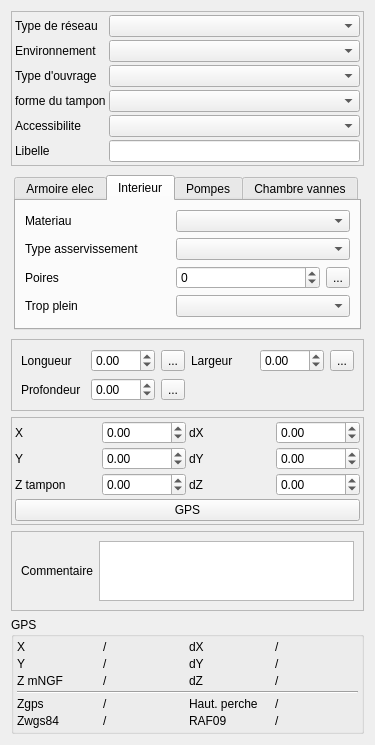
Before: the Qt Designer form Lamia/iface/qgiswidget/tools/toolprepro/base2_assainissement/lamiabaseassainissement_noeud_tool_ui_2018SNCF.ui in Artelia/Lamia, drawn with Qt 5.
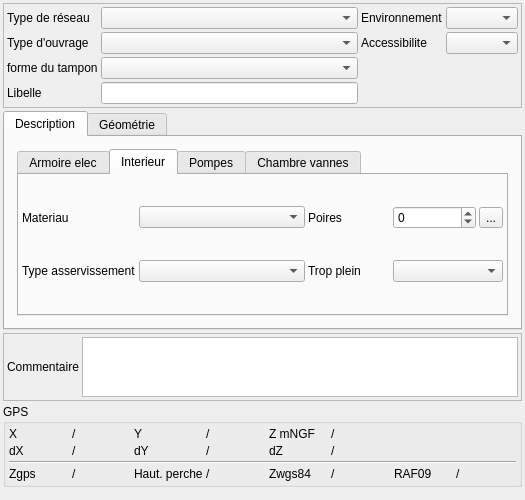
After: the same form once the commit is applied. The open tabs and pages were chosen to show the change.

What changed in the file:
```diff
--- a/Lamia/iface/qgiswidget/tools/toolprepro/base2_assainissement/lamiabaseassainissement_noeud_tool_ui_2018SNCF.ui
+++ b/Lamia/iface/qgiswidget/tools/toolprepro/base2_assainissement/lamiabaseassainissement_noeud_tool_ui_2018SNCF.ui
@@ -6,14 +6,29 @@
    <rect>
     <x>0</x>
     <y>0</y>
-    <width>375</width>
-    <height>677</height>
+    <width>525</width>
+    <height>500</height>
    </rect>
   </property>
   <property name="windowTitle">
    <string>Form</string>
   </property>
   <layout class="QVBoxLayout" name="verticalLayout">
+   <property name="spacing">
+    <number>3</number>
+   </property>
+   <property name="leftMargin">
+    <number>3</number>
+   </property>
+   <property name="topMargin">
+    <number>3</number>
+   </property>
+   <property name="rightMargin">
+    <number>3</number>
+   </property>
+   <property name="bottomMargin">
+    <number>3</number>
+   </property>
    <item>
     <widget class="QFrame" name="frame">
      <property name="frameShape">
@@ -23,18 +38,26 @@
       <enum>QFrame::Raised</enum>
      </property>
      <layout class="QGridLayout" name="gridLayout">
-      <property name="margin">
+      <property name="leftMargin">
+       <number>3</number>
+      </property>
+      <property name="topMargin">
+       <number>3</number>
+      </property>
+      <property name="rightMargin">
+       <number>3</number>
+      </property>
+      <property name="bottomMargin">
        <number>3</number>
       </property>
       <property name="spacing">
        <number>3</number>
       </property>
-      <item row="1" column="0">
-       <widget class="QLabel" name="label_8">
-        <property name="text">
-         <string>Environnement</string>
-        </property>
-       </widget>
+      <item row="0" column="1">
+       <widget class="QComboBox" name="comboBox_typeReseau"/>
+      </item>
+      <item row="3" column="1">
+       <widget class="QComboBox" name="comboBox_Formetampon"/>
       </item>
       <item row="3" column="0">
        <widget class="QLabel" name="label_25">
@@ -43,22 +66,6 @@
         </property>
        </widget>
       </item>
-      <item row="4" column="0">
-       <widget class="QLabel" name="label_3">
-        <property name="text">
-         <string>Accessibilite</string>
-        </property>
-       </widget>
-      </item>
-      <item row="4" column="1">
-       <widget class="QComboBox" name="comboBox_accessibilite"/>
-      </item>
-      <item row="0" column="1">
-       <widget class="QComboBox" name="comboBox_typeReseau"/>
-      </item>
-      <item row="2" column="1">
-       <widget class="QComboBox" name="comboBox_typeOuvrageAss"/>
-      </item>
       <item row="0" column="0">
        <widget class="QLabel" name="label_2">
         <property name="text">
@@ -73,12 +80,6 @@
         </property>
        </widget>
       </item>
-      <item row="3" column="1">
-       <widget class="QComboBox" name="comboBox_Formetampon"/>
-      </item>
-      <item row="1" column="1">
-       <widget class="QComboBox" name="comboBox_environnement"/>
-      </item>
       <item row="5" column="0">
        <widget class="QLabel" name="label_5">
         <property name="text">
@@ -86,6 +87,9 @@
         </property>
        </widget>
       </item>
+      <item row="2" column="1">
+       <widget class="QComboBox" name="comboBox_typeOuvrageAss"/>
+      </item>
       <item row="5" column="1">
        <widget class="QLineEdit" name="lineEdit_libelle">
         <property name="readOnly">
@@ -93,13 +97,43 @@
         </property>
        </widget>
       </item>
+      <item row="0" column="2">
+       <widget class="QLabel" name="label_8">
+        <property name="text">
+         <string>Environnement</string>
+        </property>
+       </widget>
+      </item>
+      <item row="0" column="3">
+       <widget class="QComboBox" name="comboBox_environnement"/>
+      </item>
+      <item row="2" column="2">
+       <widget class="QLabel" name="label_3">
+        <property name="text">
+         <string>Accessibilite</string>
+        </property>
+       </widget>
+      </item>
+      <item row="2" column="3">
+       <widget class="QComboBox" name="comboBox_accessibilite"/>
+      </item>
      </layout>
     </widget>
    </item>
+   <item>
+    <widget class="QTabWidget" name="tabWidget_2">
+     <property name="currentIndex">
+      <number>0</number>
+     </property>
+     <widget class="QWidget" name="tab_5">
+      <attribute name="title">
+       <string>Description</string>
+      </attribute>
+      <layout class="QVBoxLayout" name="verticalLayout_3">
    <item>
     <widget class="QStackedWidget" name="stackedWidget">
      <property name="currentIndex">
-      <number>0</number>
+          <number>1</number>
      </property>
      <widget class="QWidget" name="page_3">
       <layout class="QGridLayout" name="gridLayout_2">
@@ -140,39 +174,43 @@
        <property name="spacing">
         <number>3</number>
        </property>
-       <property name="margin">
+           <property name="leftMargin">
+            <number>3</number>
+           </property>
+           <property name="topMargin">
+            <number>3</number>
+           </property>
+           <property name="rightMargin">
+            <number>3</number>
+           </property>
+           <property name="bottomMargin">
         <number>3</number>
        </property>
        <item>
         <widget class="QTabWidget" name="tabWidget">
          <property name="currentIndex">
-          <number>1</number>
+              <number>0</number>
          </property>
          <widget class="QWidget" name="tab">
           <attribute name="title">
            <string>Armoire elec</string>
           </attribute>
           <layout class="QGridLayout" name="gridLayout_8">
-           <item row="1" column="1">
-            <widget class="QComboBox" name="comboBox_telegestion"/>
-           </item>
-           <item row="1" column="0">
-            <widget class="QLabel" name="label_34">
-             <property name="text">
-              <string>Telegestion</string>
-             </property>
-            </widget>
-           </item>
-           <item row="0" column="0">
-            <widget class="QLabel" name="label_32">
-             <property name="text">
-              <string>Armoire électrique</string>
-             </property>
-            </widget>
-           </item>
-           <item row="0" column="1">
-            <widget class="QComboBox" name="comboBox_posteelec"/>
-           </item>
+               <property name="leftMargin">
+                <number>3</number>
+               </property>
+               <property name="topMargin">
+                <number>3</number>
+               </property>
+               <property name="rightMargin">
+                <number>3</number>
+               </property>
+               <property name="bottomMargin">
+                <number>3</number>
+               </property>
+               <property name="horizontalSpacing">
+                <number>3</number>
+               </property>
            <item row="2" column="0">
             <widget class="QLabel" name="label_40">
              <property name="text">
@@ -180,7 +218,27 @@
              </property>
             </widget>
            </item>
-           <item row="2" column="1">
+               <item row="0" column="1">
+                <widget class="QComboBox" name="comboBox_posteelec"/>
+               </item>
+               <item row="0" column="0">
+                <widget class="QLabel" name="label_32">
+                 <property name="text">
+                  <string>Armoire électrique</string>
+                 </property>
+                </widget>
+               </item>
+               <item row="0" column="2">
+                <widget class="QLabel" name="label_34">
+                 <property name="text">
+                  <string>Telegestion</string>
+                 </property>
+                </widget>
+               </item>
+               <item row="0" column="3">
+                <widget class="QComboBox" name="comboBox_telegestion"/>
+               </item>
+               <item row="2" column="1" colspan="3">
             <widget class="QTextBrowser" name="textBrowser_telegestioncom">
              <property name="maximumSize">
               <size>
@@ -200,6 +258,21 @@
            <string>Interieur</string>
           </attribute>
           <layout class="QGridLayout" name="gridLayout_9">
+               <property name="leftMargin">
+                <number>3</number>
+               </property>
+               <property name="topMargin">
+                <number>3</number>
+               </property>
+               <property name="rightMargin">
+                <number>3</number>
+               </property>
+               <property name="bottomMargin">
+                <number>3</number>
+               </property>
+               <property name="spacing">
+                <number>3</number>
+               </property>
            <item row="0" column="0">
             <widget class="QLabel" name="label_31">
              <property name="text">
@@ -207,23 +280,12 @@
              </property>
             </widget>
            </item>
-           <item row="2" column="2">
-            <widget class="QToolButton" name="toolButton_poires">
-             <property name="text">
-              <string>...</string>
-             </property>
-            </widget>
+               <item row="1" column="1" colspan="2">
+                <widget class="QComboBox" name="comboBox_typeasservissement"/>
            </item>
            <item row="0" column="1" colspan="2">
             <widget class="QComboBox" name="comboBox_PRmateriau"/>
            </item>
-           <item row="2" column="1">
-            <widget class="QSpinBox" name="spinBox_poires">
-             <property name="minimum">
-              <number>-1</number>
-             </property>
-            </widget>
-           </item>
            <item row="1" column="0">
             <widget class="QLabel" name="label_41">
              <property name="text">
@@ -231,24 +293,35 @@
              </property>
             </widget>
            </item>
-           <item row="2" column="0">
+               <item row="0" column="3">
             <widget class="QLabel" name="label_33">
              <property name="text">
               <string>Poires</string>
              </property>
             </widget>
            </item>
-           <item row="1" column="1" colspan="2">
-            <widget class="QComboBox" name="comboBox_typeasservissement"/>
-           </item>
-           <item row="3" column="0">
+               <item row="0" column="4">
+                <widget class="QSpinBox" name="spinBox_poires">
+                 <property name="minimum">
+                  <number>-1</number>
+                 </property>
+                </widget>
+               </item>
+               <item row="0" column="5">
+                <widget class="QToolButton" name="toolButton_poires">
+                 <property name="text">
+                  <string>...</string>
+                 </property>
+                </widget>
+               </item>
+               <item row="1" column="3">
             <widget class="QLabel" name="label_39">
              <property name="text">
               <string>Trop plein</string>
              </property>
             </widget>
            </item>
-           <item row="3" column="1" colspan="2">
+               <item row="1" column="4" colspan="2">
             <widget class="QComboBox" name="comboBox_surverse"/>
            </item>
           </layout>
@@ -327,6 +400,13 @@
      <widget class="QWidget" name="page_6"/>
     </widget>
    </item>
+      </layout>
+     </widget>
+     <widget class="QWidget" name="tab_6">
+      <attribute name="title">
+       <string>Géométrie</string>
+      </attribute>
+      <layout class="QVBoxLayout" name="verticalLayout_4">
    <item>
     <widget class="QFrame" name="frame_5">
      <property name="frameShape">
@@ -336,6 +416,21 @@
       <enum>QFrame::Raised</enum>
      </property>
      <layout class="QGridLayout" name="gridLayout_6">
+          <property name="leftMargin">
+           <number>3</number>
+          </property>
+          <property name="topMargin">
+           <number>3</number>
+          </property>
+          <property name="rightMargin">
+           <number>3</number>
+          </property>
+          <property name="bottomMargin">
+           <number>3</number>
+          </property>
+          <property name="spacing">
+           <number>3</number>
+          </property>
       <item row="1" column="2">
        <widget class="QToolButton" name="toolButton_calc">
         <property name="text">
@@ -420,7 +515,16 @@
       <enum>QFrame::Raised</enum>
      </property>
      <layout class="QGridLayout" name="gridLayout_3">
-      <property name="margin">
+          <property name="leftMargin">
+           <number>3</number>
+          </property>
+          <property name="topMargin">
+           <number>3</number>
+          </property>
+          <property name="rightMargin">
+           <number>3</number>
+          </property>
+          <property name="bottomMargin">
        <number>3</number>
       </property>
       <property name="spacing">
@@ -538,6 +642,10 @@
      </layout>
     </widget>
    </item>
+      </layout>
+     </widget>
+    </widget>
+   </item>
    <item>
     <widget class="QFrame" name="frame_2">
      <property name="frameShape">
@@ -547,6 +655,21 @@
       <enum>QFrame::Raised</enum>
      </property>
      <layout class="QHBoxLayout" name="horizontalLayout">
+      <property name="spacing">
+       <number>3</number>
+      </property>
+      <property name="leftMargin">
+       <number>3</number>
+      </property>
+      <property name="topMargin">
+       <number>3</number>
+      </property>
+      <property name="rightMargin">
+       <number>3</number>
+      </property>
+      <property name="bottomMargin">
+       <number>3</number>
+      </property>
       <item>
        <widget class="QLabel" name="label_7">
         <property name="text">
@@ -571,149 +694,145 @@
     </widget>
    </item>
    <item>
-    <spacer name="verticalSpacer">
-     <property name="orientation">
-      <enum>Qt::Vertical</enum>
-     </property>
-     <property name="sizeHint" stdset="0">
-      <size>
-       <width>20</width>
-       <height>40</height>
-      </size>
-     </property>
-    </spacer>
-   </item>
-   <item>
-    <widget class="QGroupBox" name="groupBox">
+    <widget class="QGroupBox" name="groupBox_2">
      <property name="title">
       <string>GPS</string>
      </property>
-     <layout class="QGridLayout" name="gridLayout_4">
-      <property name="margin">
+     <layout class="QGridLayout" name="gridLayout_17">
+      <property name="leftMargin">
+       <number>3</number>
+      </property>
+      <property name="topMargin">
+       <number>3</number>
+      </property>
+      <property name="rightMargin">
+       <number>3</number>
+      </property>
+      <property name="bottomMargin">
        <number>3</number>
       </property>
       <property name="spacing">
        <number>3</number>
       </property>
-      <item row="4" column="1">
-       <widget class="QLabel" name="label_zgps">
+      <item row="0" column="3">
+       <widget class="QLabel" name="label_Y">
         <property name="text">
          <string>/</string>
         </property>
        </widget>
       </item>
-      <item row="5" column="3">
-       <widget class="QLabel" name="label_raf09">
+      <item row="0" column="2">
+       <widget class="QLabel" name="label_64">
         <property name="text">
+         <string>Y</string>
+        </property>
+       </widget>
+      </item>
+      <item row="1" column="5">
+       <widget class="QLabel" name="label_dZ">
+        <property name="text">
          <string>/</string>
         </property>
        </widget>
       </item>
-      <item row="5" column="2">
-       <widget class="QLabel" name="label_20">
+      <item row="0" column="5">
+       <widget class="QLabel" name="label_Z">
+        <property name="text">
+         <string>/</string>
+        </property>
+       </widget>
+      </item>
+      <item row="1" column="1">
+       <widget class="QLabel" name="label_dX">
+        <property name="text">
+         <string>/</string>
+        </property>
+       </widget>
+      </item>
+      <item row="3" column="6">
+       <widget class="QLabel" name="label_61">
         <property name="text">
          <string>RAF09</string>
         </property>
        </widget>
       </item>
-      <item row="4" column="0">
-       <widget class="QLabel" name="label_4">
+      <item row="1" column="4">
+       <widget class="QLabel" name="label_68">
+        <property name="text">
+         <string>dZ</string>
+        </property>
+       </widget>
+      </item>
+      <item row="1" column="0">
+       <widget class="QLabel" name="label_65">
+        <property name="text">
+         <string>dX</string>
+        </property>
+       </widget>
+      </item>
+      <item row="1" column="2">
+       <widget class="QLabel" name="label_67">
+        <property name="text">
+         <string>dY</string>
+        </property>
+       </widget>
+      </item>
+      <item row="1" column="3">
+       <widget class="QLabel" name="label_dY">
+        <property name="text">
+         <string>/</string>
+        </property>
+       </widget>
+      </item>
+      <item row="3" column="0">
+       <widget class="QLabel" name="label_62">
         <property name="text">
          <string>Zgps</string>
         </property>
        </widget>
       </item>
-      <item row="5" column="1">
+      <item row="0" column="4">
+       <widget class="QLabel" name="label_66">
+        <property name="text">
+         <string>Z mNGF</string>
+        </property>
+       </widget>
+      </item>
+      <item row="3" column="1">
+       <widget class="QLabel" name="label_zgps">
+        <property name="text">
+         <string>/</string>
+        </property>
+       </widget>
+      </item>
+      <item row="3" column="3">
+       <widget class="QLabel" name="label_hautperche">
+        <property name="text">
+         <string>/</string>
+        </property>
+       </widget>
+      </item>
+      <item row="3" column="2">
+       <widget class="QLabel" name="label_70">
+        <property name="text">
+         <string>Haut. perche</string>
+        </property>
+       </widget>
+      </item>
+      <item row="3" column="5">
        <widget class="QLabel" name="label_zwgs84">
         <property name="text">
          <string>/</string>
         </property>
        </widget>
       </item>
-      <item row="5" column="0">
-       <widget class="QLabel" name="label_17">
+      <item row="3" column="4">
+       <widget class="QLabel" name="label_63">
         <property name="text">
          <string>Zwgs84</string>
         </property>
        </widget>
       </item>
-      <item row="2" column="1">
-       <widget class="QLabel" name="label_Z">
-        <property name="text">
-         <string>/</string>
-        </property>
-       </widget>
-      </item>
-      <item row="1" column="0">
-       <widget class="QLabel" name="label_9">
-        <property name="text">
-         <string>Y</string>
-        </property>
-       </widget>
-      </item>
-      <item row="0" column="3">
-       <widget class="QLabel" name="label_dX">
-        <property name="text">
-         <string>/</string>
-        </property>
-       </widget>
-      </item>
-      <item row="0" column="2">
-       <widget class="QLabel" name="label_10">
-        <property name="text">
-         <string>dX</string>
-        </property>
-       </widget>
-      </item>
-      <item row="2" column="0">
-       <widget class="QLabel" name="label_11">
-        <property name="text">
-         <string>Z mNGF</string>
-        </property>
-       </widget>
-      </item>
-      <item row="1" column="2">
-       <widget class="QLabel" name="label_12">
-        <property name="text">
-         <string>dY</string>
-        </property>
-       </widget>
-      </item>
-      <item row="1" column="3">
-       <widget class="QLabel" name="label_dY">
-        <property name="text">
-         <string>/</string>
-        </property>
-       </widget>
-      </item>
-      <item row="1" column="1">
-       <widget class="QLabel" name="label_Y">
-        <property name="text">
-         <string>/</string>
-        </property>
-       </widget>
-      </item>
-      <item row="2" column="2">
-       <widget class="QLabel" name="label_13">
-        <property name="text">
-         <string>dZ</string>
-        </property>
-       </widget>
-      </item>
-      <item row="0" column="0">
-       <widget class="QLabel" name="label_14">
-        <property name="text">
-         <string>X</string>
-        </property>
-       </widget>
-      </item>
-      <item row="2" column="3">
-       <widget class="QLabel" name="label_dZ">
-        <property name="text">
-         <string>/</string>
-        </property>
-       </widget>
-      </item>
       <item row="0" column="1">
        <widget class="QLabel" name="label_X">
         <property name="text">
@@ -721,30 +840,43 @@
         </property>
        </widget>
       </item>
-      <item row="3" column="0" colspan="4">
+      <item row="0" column="0">
+       <widget class="QLabel" name="label_69">
+        <property name="text">
+         <string>X</string>
+        </property>
+       </widget>
+      </item>
+      <item row="3" column="7">
+       <widget class="QLabel" name="label_raf09">
+        <property name="text">
+         <string>/</string>
+        </property>
+       </widget>
+      </item>
+      <item row="2" column="0" colspan="8">
        <widget class="Line" name="line">
         <property name="orientation">
          <enum>Qt::Horizontal</enum>
         </property>
        </widget>
       </item>
-      <item row="4" column="2">
-       <widget class="QLabel" name="label_19">
-        <property name="text">
-         <string>Haut. perche</string>
-        </property>
-       </widget>
-      </item>
-      <item row="4" column="3">
-       <widget class="QLabel" name="label_hautperche">
-        <property name="text">
-         <string>/</string>
-        </property>
-       </widget>
-      </item>
      </layout>
     </widget>
    </item>
+   <item>
+    <spacer name="verticalSpacer">
+     <property name="orientation">
+      <enum>Qt::Vertical</enum>
+     </property>
+     <property name="sizeHint" stdset="0">
+      <size>
+       <width>20</width>
+       <height>40</height>
+      </size>
+     </property>
+    </spacer>
+   </item>
   </layout>
  </widget>
  <resources/>
```
Lines whose indentation alone changed are shown as unchanged.
